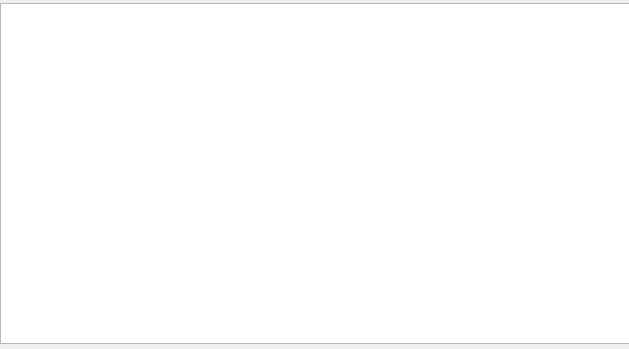
This is gui-cn/message.ui in Sunplace/biyesheji-myPF as Qt 5 draws it before an edit. The edited form follows.
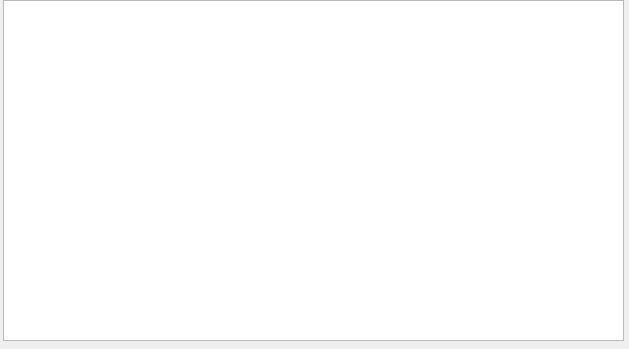
This is the edited form.

Diff of the .ui file:
```diff
--- a/gui-cn/message.ui
+++ b/gui-cn/message.ui
@@ -13,12 +13,12 @@
   <property name="windowTitle">
    <string>Dialog</string>
   </property>
-  <widget class="QTextEdit" name="textEdit">
+  <widget class="QPlainTextEdit" name="plainTextEdit">
    <property name="geometry">
     <rect>
-     <x>0</x>
-     <y>3</y>
-     <width>631</width>
+     <x>3</x>
+     <y>0</y>
+     <width>621</width>
      <height>341</height>
     </rect>
    </property>
```
